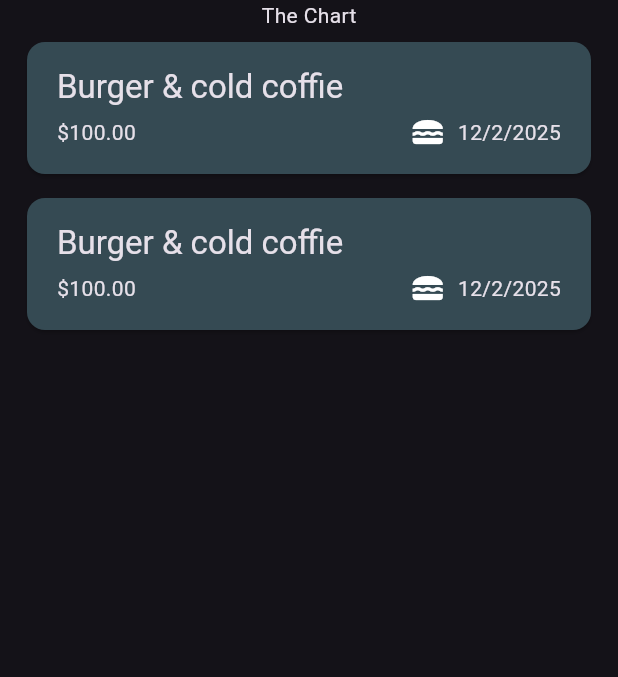
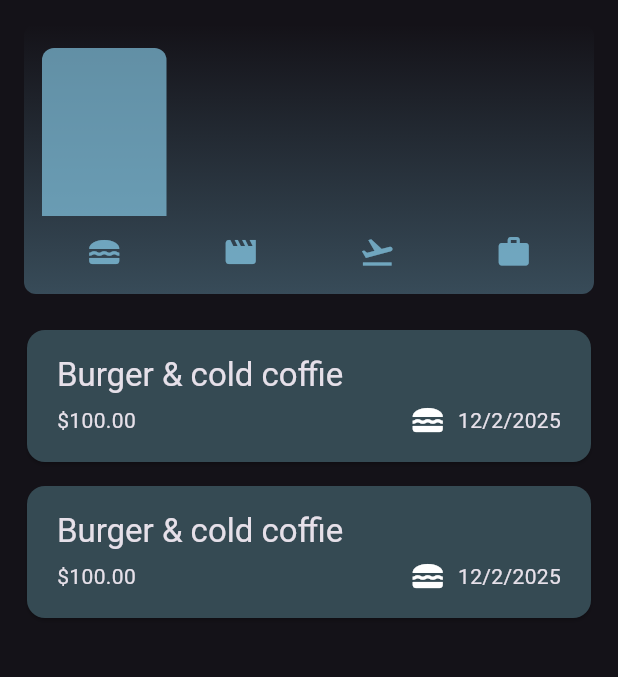
Before and after one commit to kripalsinghuk/expense_tracker, a Flutter app: the screen it shows after launch, on a phone screen of 412 x 824 dp, the part 84-761 px from its top. Run offline on Flutter 3.47's test engine with Material 3 defaults, Android fonts, the phone set to English and light mode, and no system bars.

Commit message:
adding chart widget with calculations

```diff
--- a/lib/models/expese.dart
+++ b/lib/models/expese.dart
@@ -31,3 +31,24 @@
 
   String get getFormattedDate => formatter.format(date);
 }
+
+class ExpenseBucket {
+  final Category category;
+  final List<Expense> expenses;
+
+  const ExpenseBucket({required this.category, required this.expenses});
+  ExpenseBucket.forCategory(List<Expense> allExpenses, this.category)
+    : expenses = allExpenses
+          .where((expense) => expense.category == category)
+          .toList();
+
+  double get totalExpenses {
+    double sum = 0;
+
+    for (final expense in expenses) {
+      sum += expense.amount;
+    }
+
+    return sum;
+  }
+}
--- /dev/null
+++ b/lib/widgets/chart/chart.dart
@@ -0,0 +1,93 @@
+import 'package:expense_tracer/models/expese.dart';
+import 'package:expense_tracer/widgets/chart/chart_bar.dart';
+import 'package:flutter/material.dart';
+class Chart extends StatelessWidget {
+  const Chart({super.key, required this.expenses});
+
+  final List<Expense> expenses;
+
+  List<ExpenseBucket> get buckets {
+    return [
+      ExpenseBucket.forCategory(expenses, Category.food),
+      ExpenseBucket.forCategory(expenses, Category.leisure),
+      ExpenseBucket.forCategory(expenses, Category.travel),
+      ExpenseBucket.forCategory(expenses, Category.work),
+    ];
+  }
+
+  double get maxTotalExpense {
+    double maxTotalExpense = 0;
+
+    for (final bucket in buckets) {
+      if (bucket.totalExpenses > maxTotalExpense) {
+        maxTotalExpense = bucket.totalExpenses;
+      }
+    }
+
+    return maxTotalExpense;
+  }
+
+  @override
+  Widget build(BuildContext context) {
+    final isDarkMode =
+        MediaQuery.of(context).platformBrightness == Brightness.dark;
+    return Container(
+      margin: const EdgeInsets.all(16),
+      padding: const EdgeInsets.symmetric(
+        vertical: 16,
+        horizontal: 8,
+      ),
+      width: double.infinity,
+      height: 180,
+      decoration: BoxDecoration(
+        borderRadius: BorderRadius.circular(8),
+        gradient: LinearGradient(
+          colors: [
+            Theme.of(context).colorScheme.primary.withOpacity(0.3),
+            Theme.of(context).colorScheme.primary.withOpacity(0.0)
+          ],
+          begin: Alignment.bottomCenter,
+          end: Alignment.topCenter,
+        ),
+      ),
+      child: Column(
+        children: [
+          Expanded(
+            child: Row(
+              crossAxisAlignment: CrossAxisAlignment.end,
+              children: [
+                for (final bucket in buckets) // alternative to map()
+                  ChartBar(
+                    fill: bucket.totalExpenses == 0
+                        ? 0
+                        : bucket.totalExpenses / maxTotalExpense,
+                  )
+              ],
+            ),
+          ),
+          const SizedBox(height: 12),
+          Row(
+            children: buckets
+                .map(
+                  (bucket) => Expanded(
+                    child: Padding(
+                      padding: const EdgeInsets.symmetric(horizontal: 4),
+                      child: Icon(
+                        categoryIcons[bucket.category],
+                        color: isDarkMode
+                            ? Theme.of(context).colorScheme.secondary
+                            : Theme.of(context)
+                                .colorScheme
+                                .primary
+                                .withOpacity(0.7),
+                      ),
+                    ),
+                  ),
+                )
+                .toList(),
+          )
+        ],
+      ),
+    );
+  }
+}
--- /dev/null
+++ b/lib/widgets/chart/chart_bar.dart
@@ -0,0 +1,34 @@
+import 'package:flutter/material.dart';
+
+class ChartBar extends StatelessWidget {
+  const ChartBar({
+    super.key,
+    required this.fill,
+  });
+
+  final double fill;
+
+  @override
+  Widget build(BuildContext context) {
+    final isDarkMode =
+        MediaQuery.of(context).platformBrightness == Brightness.dark;
+    return Expanded(
+      child: Padding(
+        padding: const EdgeInsets.symmetric(horizontal: 4),
+        child: FractionallySizedBox(
+          heightFactor: fill,
+          child: DecoratedBox(
+            decoration: BoxDecoration(
+              shape: BoxShape.rectangle,
+              borderRadius:
+                  const BorderRadius.vertical(top: Radius.circular(8)),
+              color: isDarkMode
+                  ? Theme.of(context).colorScheme.secondary
+                  : Theme.of(context).colorScheme.primary.withOpacity(0.65),
+            ),
+          ),
+        ),
+      ),
+    );
+  }
+}
--- a/lib/widgets/expenses.dart
+++ b/lib/widgets/expenses.dart
@@ -1,3 +1,4 @@
+import 'package:expense_tracer/widgets/chart/chart.dart';
 import 'package:expense_tracer/widgets/expenses_list/expenses_list.dart';
 import 'package:expense_tracer/models/expese.dart';
 import 'package:expense_tracer/widgets/new_expense.dart';
@@ -85,7 +86,7 @@
       ),
       body: Column(
         children: [
-          Text('The Chart'),
+          Chart(expenses: _registeredExpenses),
           Expanded(child: mainContent),
         ],
       ),
```
